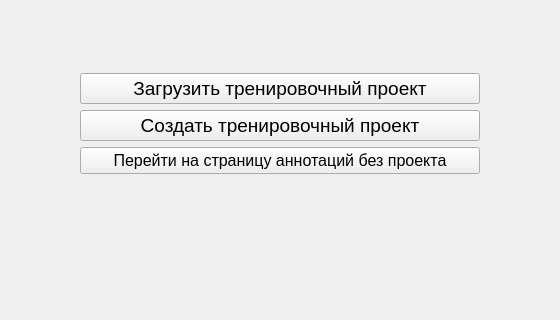
The window that desktop_app/design/page_save_load.ui (ivansoya/neural-master) describes before a commit, drawn with Qt 5; both pictures show x 298 to 858 and y 284 to 604 of the 1155 by 815 pixel window.
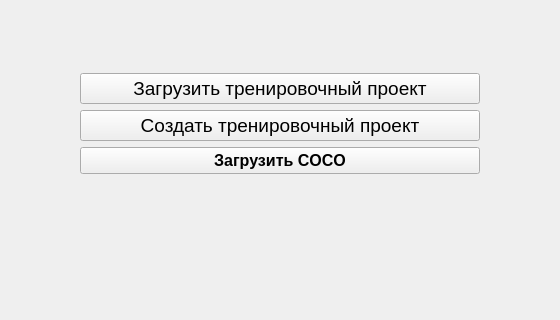
The same window after the commit.

What changed in the file:
```diff
--- a/desktop_app/design/page_save_load.ui
+++ b/desktop_app/design/page_save_load.ui
@@ -79,10 +79,12 @@
          <property name="font">
           <font>
            <pointsize>12</pointsize>
+           <weight>75</weight>
+           <bold>true</bold>
           </font>
          </property>
          <property name="text">
-          <string>Перейти на страницу аннотаций без проекта</string>
+          <string>Загрузить COCO</string>
          </property>
         </widget>
        </item>
```
Left out of the diff: 2 changed lines with no effect on the pictures.
